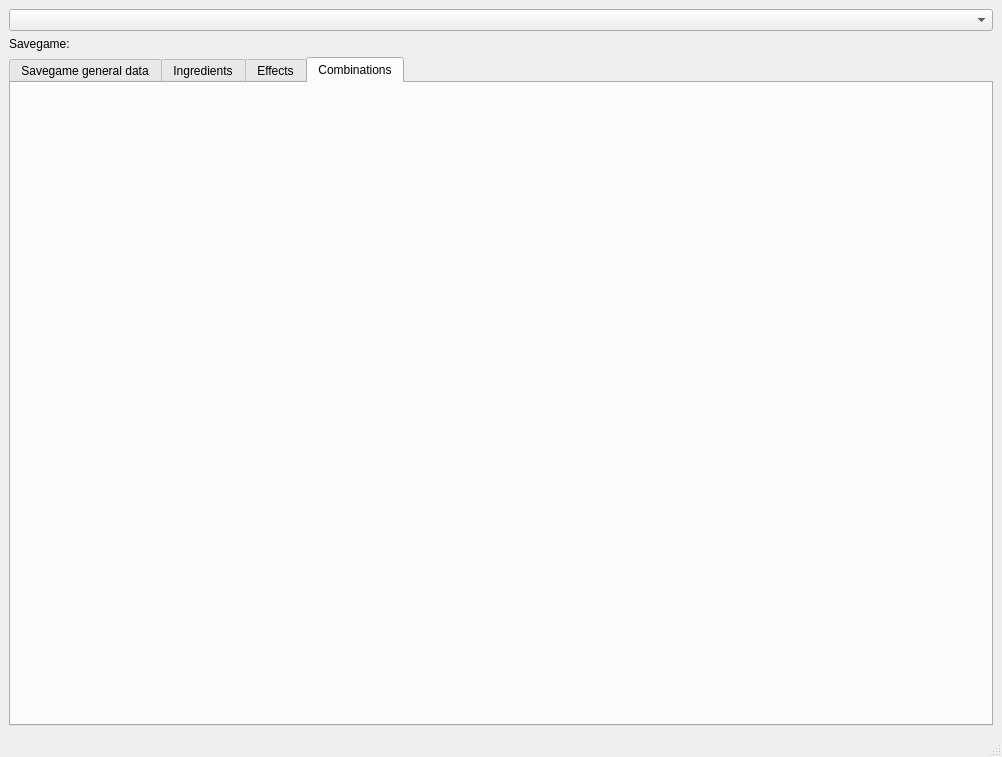
The window that data/wndmain.ui (ronanpaixao/SkyAlchemy) describes before a commit, drawn with Qt 5.
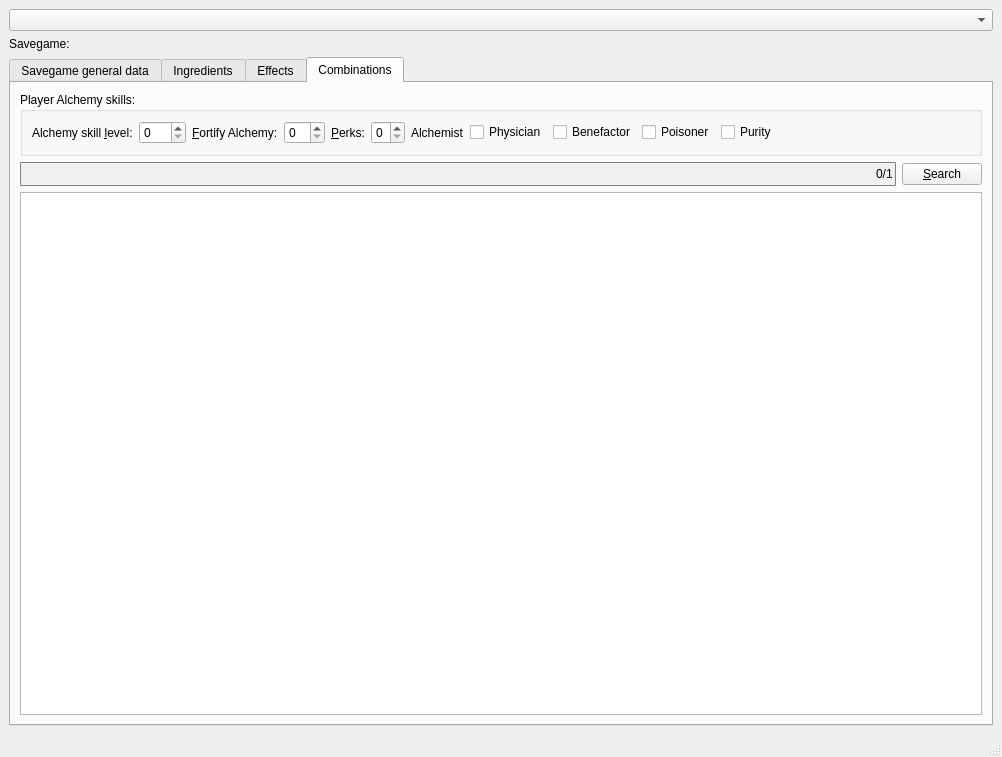
The same window after the commit. The open tabs and pages were chosen to show the change. Icons and pictures are not drawn.

```diff
--- a/data/wndmain.ui
+++ b/data/wndmain.ui
@@ -87,6 +87,159 @@
         <attribute name="title">
          <string>Combinations</string>
         </attribute>
+        <layout class="QVBoxLayout" name="verticalLayout_3">
+         <item>
+          <widget class="QGroupBox" name="groupAlch">
+           <property name="title">
+            <string>Player Alchemy skills:</string>
+           </property>
+           <layout class="QHBoxLayout" name="horizontalLayout_2">
+            <item>
+             <widget class="QLabel" name="label_2">
+              <property name="text">
+               <string>Alchemy skill &amp;level:</string>
+              </property>
+              <property name="buddy">
+               <cstring>spinAlchSkill</cstring>
+              </property>
+             </widget>
+            </item>
+            <item>
+             <widget class="QSpinBox" name="spinAlchSkill">
+              <property name="maximum">
+               <number>100</number>
+              </property>
+             </widget>
+            </item>
+            <item>
+             <widget class="QLabel" name="label_3">
+              <property name="text">
+               <string>&amp;Fortify Alchemy:</string>
+              </property>
+              <property name="buddy">
+               <cstring>spinAlchFortify</cstring>
+              </property>
+             </widget>
+            </item>
+            <item>
+             <widget class="QSpinBox" name="spinAlchFortify"/>
+            </item>
+            <item>
+             <widget class="QLabel" name="label_4">
+              <property name="text">
+               <string>&amp;Perks:</string>
+              </property>
+              <property name="buddy">
+               <cstring>spinAlchemist</cstring>
+              </property>
+             </widget>
+            </item>
+            <item>
+             <widget class="QSpinBox" name="spinAlchemist">
+              <property name="maximum">
+               <number>5</number>
+              </property>
+             </widget>
+            </item>
+            <item>
+             <widget class="QLabel" name="label_5">
+              <property name="text">
+               <string>Alchemist</string>
+              </property>
+             </widget>
+            </item>
+            <item>
+             <widget class="QCheckBox" name="chkPhysician">
+              <property name="text">
+               <string>Physician</string>
+              </property>
+             </widget>
+            </item>
+            <item>
+             <widget class="QCheckBox" name="chkBenefactor">
+              <property name="text">
+               <string>Benefactor</string>
+              </property>
+             </widget>
+            </item>
+            <item>
+             <widget class="QCheckBox" name="chkPoisoner">
+              <property name="text">
+               <string>Poisoner</string>
+              </property>
+             </widget>
+            </item>
+            <item>
+             <widget class="QCheckBox" name="chkPurity">
+              <property name="text">
+               <string>Purity</string>
+              </property>
+             </widget>
+            </item>
+            <item>
+             <spacer name="horizontalSpacer">
+              <property name="orientation">
+               <enum>Qt::Horizontal</enum>
+              </property>
+              <property name="sizeHint" stdset="0">
+               <size>
+                <width>40</width>
+                <height>20</height>
+               </size>
+              </property>
+             </spacer>
+            </item>
+           </layout>
+          </widget>
+         </item>
+         <item>
+          <layout class="QHBoxLayout" name="horizontalLayout">
+           <item>
+            <widget class="QProgressBar" name="progressComb">
+             <property name="styleSheet">
+              <string notr="true">QProgressBar::chunk {
+    background-color: #06b025;
+    width: 1px;
+}
+
+QProgressBar {
+    border: 1px solid grey;
+    border-radius: 1px;
+    text-align: right;
+    background-color: #f0f0f0	;
+}</string>
+             </property>
+             <property name="maximum">
+              <number>1</number>
+             </property>
+             <property name="value">
+              <number>0</number>
+             </property>
+             <property name="format">
+              <string>%v/%m </string>
+             </property>
+            </widget>
+           </item>
+           <item>
+            <widget class="QPushButton" name="btnSearchComb">
+             <property name="text">
+              <string>&amp;Search</string>
+             </property>
+            </widget>
+           </item>
+          </layout>
+         </item>
+         <item>
+          <widget class="QTableView" name="tableRecipes">
+           <property name="sortingEnabled">
+            <bool>true</bool>
+           </property>
+           <attribute name="verticalHeaderShowSortIndicator" stdset="0">
+            <bool>true</bool>
+           </attribute>
+          </widget>
+         </item>
+        </layout>
        </widget>
       </widget>
      </widget>
```
Left out of the diff: 14 changed lines with no effect on the pictures.
